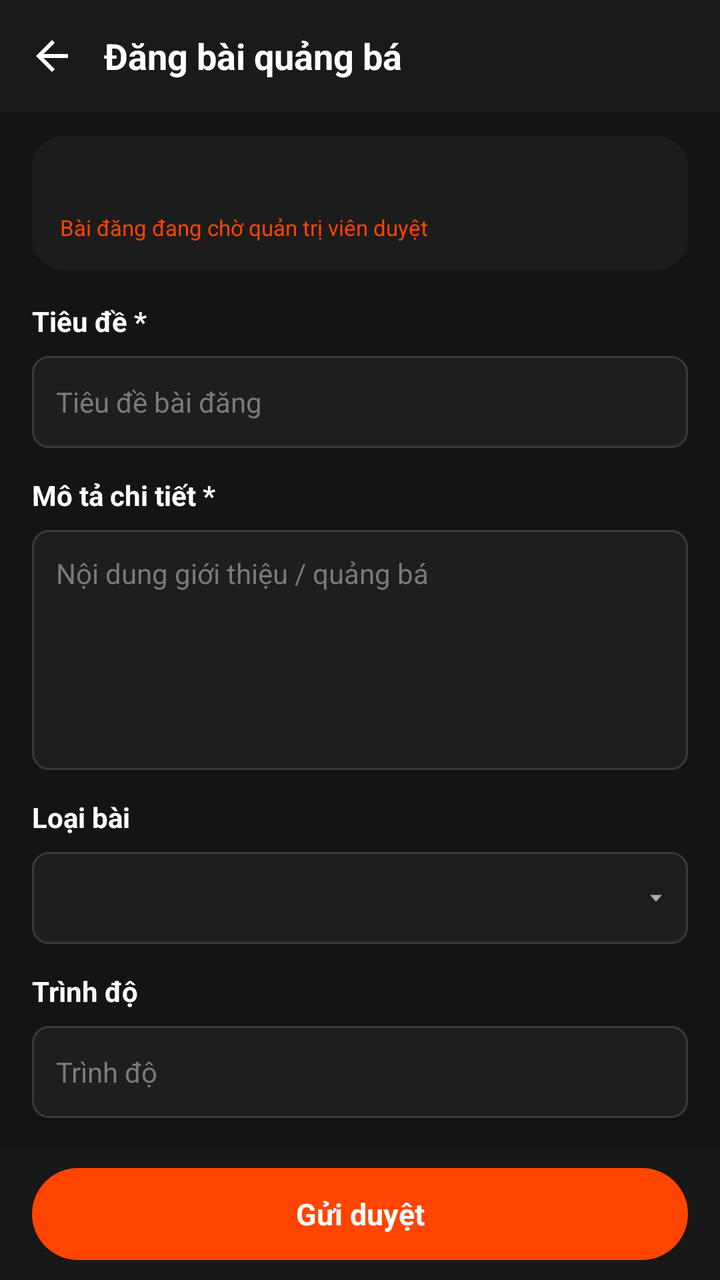
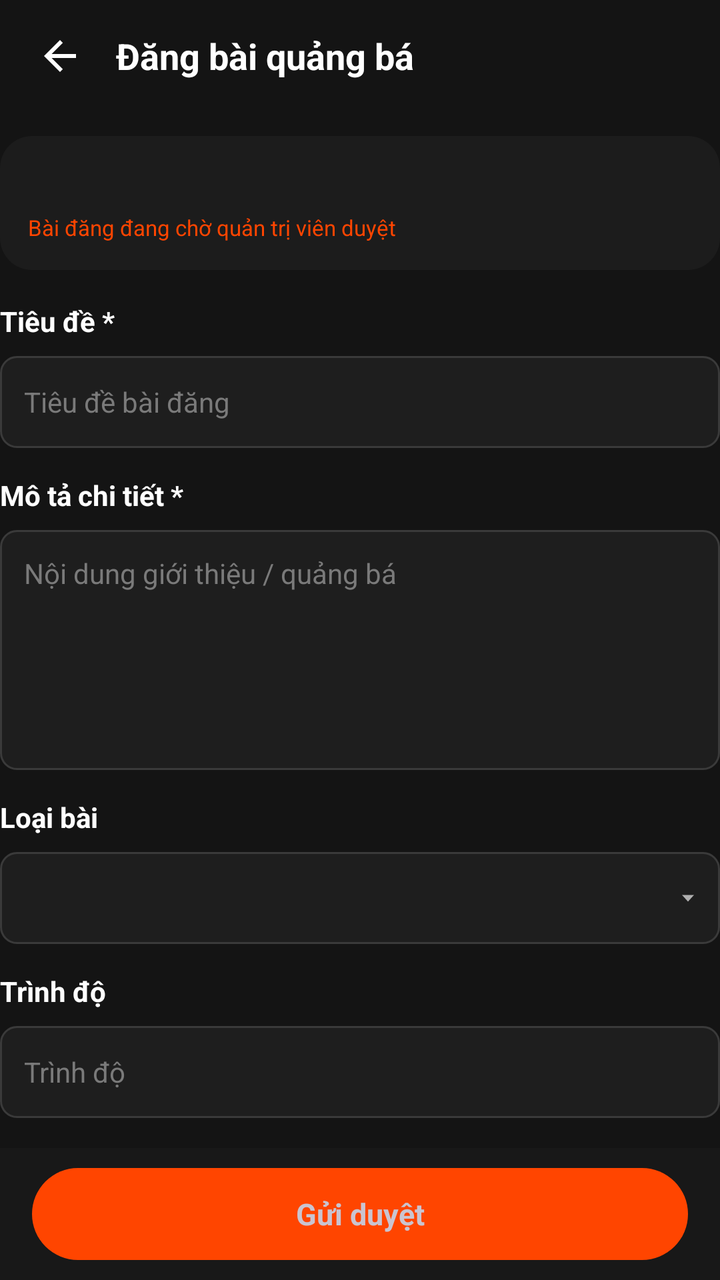

Two renders of the same Android screen: before a commit and after it. Below are the layout's source before the change and the commit's diff.
<!-- AndroidManifest.xml: application theme Theme.EngQA -->
<!-- res/layout/activity_create_promo.xml -->
<?xml version="1.0" encoding="utf-8"?>
<LinearLayout xmlns:android="http://schemas.android.com/apk/res/android"
    xmlns:tools="http://schemas.android.com/tools"
    android:id="@+id/createPromoRoot"
    android:layout_width="match_parent"
    android:layout_height="match_parent"
    android:background="@color/bg_screen"
    android:orientation="vertical"
    tools:context=".CreatePromoActivity">

    <LinearLayout
        android:layout_width="match_parent"
        android:layout_height="56dp"
        android:background="@color/bg_topbar"
        android:gravity="center_vertical"
        android:orientation="horizontal">

        <ImageView
            android:id="@+id/btnBack"
            android:layout_width="40dp"
            android:layout_height="40dp"
            android:layout_marginStart="6dp"
            android:background="?attr/selectableItemBackgroundBorderless"
            android:contentDescription="@string/back"
            android:padding="8dp"
            android:src="@drawable/ic_arrow_back" />

        <TextView
            android:layout_width="0dp"
            android:layout_height="wrap_content"
            android:layout_marginStart="6dp"
            android:layout_weight="1"
            android:text="@string/promo_create_title"
            android:textColor="@color/text_primary"
            android:textSize="18sp"
            android:textStyle="bold" />
    </LinearLayout>

    <ScrollView
        android:layout_width="match_parent"
        android:layout_height="0dp"
        android:layout_weight="1"
        android:fillViewport="true"
        android:scrollbars="none">

        <LinearLayout
            android:layout_width="match_parent"
            android:layout_height="wrap_content"
            android:orientation="vertical"
            android:paddingStart="16dp"
            android:paddingTop="12dp"
            android:paddingEnd="16dp"
            android:paddingBottom="16dp">

            
            <LinearLayout
                android:layout_width="match_parent"
                android:layout_height="wrap_content"
                android:background="@drawable/bg_card"
                android:orientation="vertical"
                android:padding="14dp">

                <TextView
                    android:id="@+id/tvPromoCenterName"
                    android:layout_width="match_parent"
                    android:layout_height="wrap_content"
                    android:textColor="@color/text_primary"
                    android:textSize="15sp"
                    android:textStyle="bold" />

                <TextView
                    android:id="@+id/tvPromoPendingNote"
                    android:layout_width="match_parent"
                    android:layout_height="wrap_content"
                    android:layout_marginTop="4dp"
                    android:text="@string/promo_pending_note"
                    android:textColor="@color/accent_orange"
                    android:textSize="11sp" />
            </LinearLayout>

            <TextView
                style="@style/FormLabel"
                android:layout_marginTop="16dp"
                android:text="@string/label_title" />

            <EditText
                android:id="@+id/etPromoTitle"
                style="@style/FormInput"
                android:layout_height="46dp"
                android:hint="@string/promo_title_hint"
                android:imeOptions="actionNext"
                android:inputType="textCapSentences"
                android:maxLines="1" />

            <TextView
                style="@style/FormLabel"
                android:layout_marginTop="14dp"
                android:text="@string/label_description" />

            <EditText
                android:id="@+id/etPromoBody"
                style="@style/FormInput"
                android:layout_height="120dp"
                android:gravity="top|start"
                android:hint="@string/promo_body_hint"
                android:inputType="textMultiLine|textCapSentences"
                android:paddingTop="12dp" />

            <TextView
                style="@style/FormLabel"
                android:layout_marginTop="14dp"
                android:text="@string/promo_field_type" />

            <FrameLayout
                android:layout_width="match_parent"
                android:layout_height="46dp"
                android:background="@drawable/bg_input">

                <Spinner
                    android:id="@+id/spinnerPromoType"
                    android:layout_width="match_parent"
                    android:layout_height="match_parent"
                    android:background="@null"
                    android:dropDownVerticalOffset="46dp"
                    android:paddingStart="4dp"
                    android:paddingEnd="32dp"
                    android:popupBackground="@color/bg_card" />

                <ImageView
                    android:layout_width="8dp"
                    android:layout_height="8dp"
                    android:layout_gravity="center_vertical|end"
                    android:layout_marginEnd="12dp"
                    android:importantForAccessibility="no"
                    android:src="@drawable/ic_dropdown_arrow" />
            </FrameLayout>

            <TextView
                style="@style/FormLabel"
                android:layout_marginTop="14dp"
                android:text="@string/promo_field_level" />

            <EditText
                android:id="@+id/etPromoLevel"
                style="@style/FormInput"
                android:layout_height="46dp"
                android:hint="@string/promo_field_level"
                android:maxLines="1" />

            <TextView
                style="@style/FormLabel"
                android:layout_marginTop="14dp"
                android:text="@string/promo_field_fee" />

            <EditText
                android:id="@+id/etPromoFee"
                style="@style/FormInput"
                android:layout_height="46dp"
                android:hint="@string/promo_field_fee"
                android:maxLines="1" />

            <TextView
                style="@style/FormLabel"
                android:layout_marginTop="14dp"
                android:text="@string/promo_field_schedule" />

            <EditText
                android:id="@+id/etPromoSchedule"
                style="@style/FormInput"
                android:layout_height="46dp"
                android:hint="@string/promo_field_schedule"
                android:maxLines="1" />

            <TextView
                style="@style/FormLabel"
                android:layout_marginTop="14dp"
                android:text="@string/promo_field_phone" />

            <EditText
                android:id="@+id/etPromoPhone"
                style="@style/FormInput"
                android:layout_height="46dp"
                android:hint="@string/promo_field_phone"
                android:inputType="phone"
                android:maxLines="1" />

            <TextView
                style="@style/FormLabel"
                android:layout_marginTop="14dp"
                android:text="@string/promo_field_link" />

            <EditText
                android:id="@+id/etPromoLink"
                style="@style/FormInput"
                android:layout_height="46dp"
                android:hint="@string/promo_field_link"
                android:inputType="textUri"
                android:maxLines="1" />

            <TextView
                style="@style/FormLabel"
                android:layout_marginTop="14dp"
                android:text="@string/promo_field_image" />

            <EditText
                android:id="@+id/etPromoImage"
                style="@style/FormInput"
                android:layout_height="46dp"
                android:hint="@string/promo_field_image"
                android:inputType="textUri"
                android:maxLines="1" />

            <TextView
                style="@style/FormLabel"
                android:layout_marginTop="14dp"
                android:text="@string/promo_field_end_at" />

            <LinearLayout
                android:layout_width="match_parent"
                android:layout_height="wrap_content"
                android:gravity="center_vertical"
                android:orientation="horizontal">

                <TextView
                    android:id="@+id/tvPromoDeadline"
                    android:layout_width="0dp"
                    android:layout_height="46dp"
                    android:layout_weight="1"
                    android:background="@drawable/bg_input"
                    android:gravity="center_vertical"
                    android:paddingStart="12dp"
                    android:paddingEnd="12dp"
                    android:text="@string/promo_no_deadline"
                    android:textColor="@color/text_hint"
                    android:textSize="14sp" />

                <TextView
                    android:id="@+id/btnPickDate"
                    style="@style/OutlineButton"
                    android:layout_width="wrap_content"
                    android:layout_height="46dp"
                    android:layout_marginStart="8dp"
                    android:text="@string/promo_pick_date" />
            </LinearLayout>

            <TextView
                android:id="@+id/tvFormError"
                android:layout_width="match_parent"
                android:layout_height="wrap_content"
                android:layout_marginTop="10dp"
                android:textColor="#FF6B6B"
                android:textSize="12sp"
                android:visibility="gone" />
        </LinearLayout>
    </ScrollView>

    <FrameLayout
        android:layout_width="match_parent"
        android:layout_height="wrap_content"
        android:background="@drawable/bg_bottom_bar"
        android:paddingStart="16dp"
        android:paddingTop="10dp"
        android:paddingEnd="16dp"
        android:paddingBottom="10dp">

        <TextView
            android:id="@+id/btnSubmitPromo"
            android:layout_width="match_parent"
            android:layout_height="46dp"
            android:background="@drawable/bg_button_primary"
            android:clickable="true"
            android:focusable="true"
            android:gravity="center"
            android:text="@string/promo_submit"
            android:textColor="@color/white"
            android:textSize="15sp"
            android:textStyle="bold" />

        <ProgressBar
            android:id="@+id/progressPromo"
            android:layout_width="22dp"
            android:layout_height="22dp"
            android:layout_gravity="center_vertical|end"
            android:layout_marginEnd="14dp"
            android:indeterminateTint="@android:color/white"
            android:visibility="gone" />
    </FrameLayout>
</LinearLayout>
<!-- resources referenced by this layout -->
<resources>
  <color name="accent_orange">#FFFF4500</color>
  <color name="bg_card">#FF1C1C1C</color>
  <color name="bg_screen">#FF141414</color>
  <color name="bg_topbar">#FF1A1A1A</color>
  <color name="text_hint">#FF7A7A7A</color>
  <color name="text_primary">#FFFFFFFF</color>
  <color name="white">#FFFFFFFF</color>
  <!-- drawable bg_bottom_bar (drawable) -->
  <?xml version="1.0" encoding="utf-8"?>
  <shape xmlns:android="http://schemas.android.com/apk/res/android" android:shape="rectangle">
      <solid android:color="@color/bg_bottom_bar" />
  </shape>
  <!-- drawable bg_button_primary (drawable) -->
  <?xml version="1.0" encoding="utf-8"?>
  <shape xmlns:android="http://schemas.android.com/apk/res/android" android:shape="rectangle">
      <solid android:color="@color/accent_orange" />
      <corners android:radius="24dp" />
  
  </shape>
  <!-- drawable bg_card (drawable) -->
  <?xml version="1.0" encoding="utf-8"?>
  <shape xmlns:android="http://schemas.android.com/apk/res/android" android:shape="rectangle">
      <solid android:color="@color/bg_card" />
      <corners android:radius="16dp" />
  
  </shape>
  <!-- drawable bg_input (drawable) -->
  <?xml version="1.0" encoding="utf-8"?>
  <shape xmlns:android="http://schemas.android.com/apk/res/android" android:shape="rectangle">
      <solid android:color="@color/bg_input" />
      <corners android:radius="8dp" />
      <stroke android:width="1dp" android:color="@color/border_input" />
  </shape>
  <!-- drawable ic_dropdown_arrow (drawable) -->
  <vector xmlns:android="http://schemas.android.com/apk/res/android"
      android:width="8dp" android:height="8dp"
      android:viewportWidth="8" android:viewportHeight="8">
      <path android:fillColor="#FFB0B0B0" android:pathData="M1,2.5L7,2.5L4,5.8z" />
  </vector>
  <string name="back">Quay lại</string>
  <string name="label_description">Mô tả chi tiết *</string>
  <string name="label_title">Tiêu đề *</string>
  <string name="promo_body_hint">Nội dung giới thiệu / quảng bá</string>
  <string name="promo_create_title">Đăng bài quảng bá</string>
  <string name="promo_field_end_at">Hạn ưu đãi</string>
  <string name="promo_field_fee">Học phí</string>
  <string name="promo_field_image">Ảnh banner (URL, không bắt buộc)</string>
  <string name="promo_field_level">Trình độ</string>
  <string name="promo_field_link">Liên kết (https://...)</string>
  <string name="promo_field_phone">SĐT liên hệ</string>
  <string name="promo_field_schedule">Lịch học</string>
  <string name="promo_field_type">Loại bài</string>
  <string name="promo_no_deadline">Không đặt hạn</string>
  <string name="promo_pending_note">Bài đăng đang chờ quản trị viên duyệt</string>
  <string name="promo_pick_date">Chọn ngày</string>
  <string name="promo_submit">Gửi duyệt</string>
  <string name="promo_title_hint">Tiêu đề bài đăng</string>
  <style name="Theme.EngQA" parent="Base.Theme.EngQA" />
  <color name="bg_bottom_bar">#FF181818</color>
  <color name="bg_input">#FF1E1E1E</color>
  <color name="border_input">#FF3A3A3A</color>
  <!-- drawable bg_button_outline (drawable) -->
  <?xml version="1.0" encoding="utf-8"?>
  <shape xmlns:android="http://schemas.android.com/apk/res/android" android:shape="rectangle">
      <solid android:color="@android:color/transparent" />
      <corners android:radius="8dp" />
      <stroke android:width="1dp" android:color="@color/accent_orange" />
  </shape>
  <!-- unchanged entries left out for length: 5 -->
</resources>

<!-- the commit's change to res/layout/activity_create_promo.xml (unified diff, before → after) -->
@@ -1,5 +1,6 @@
 <?xml version="1.0" encoding="utf-8"?>
 <LinearLayout xmlns:android="http://schemas.android.com/apk/res/android"
+    xmlns:app="http://schemas.android.com/apk/res-auto"
     xmlns:tools="http://schemas.android.com/tools"
     android:id="@+id/createPromoRoot"
     android:layout_width="match_parent"
@@ -10,19 +11,19 @@
 
     <LinearLayout
         android:layout_width="match_parent"
-        android:layout_height="56dp"
-        android:background="@color/bg_topbar"
+        android:layout_height="@dimen/topbar_height"
+        android:paddingStart="8dp"
+        android:paddingEnd="8dp"
         android:gravity="center_vertical"
         android:orientation="horizontal">
 
         <ImageView
             android:id="@+id/btnBack"
-            android:layout_width="40dp"
-            android:layout_height="40dp"
-            android:layout_marginStart="6dp"
+            android:layout_width="44dp"
+            android:layout_height="44dp"
             android:background="?attr/selectableItemBackgroundBorderless"
             android:contentDescription="@string/back"
-            android:padding="8dp"
+            android:padding="10dp"
             android:src="@drawable/ic_arrow_back" />
 
         <TextView
@@ -37,6 +38,7 @@
     </LinearLayout>
 
     <ScrollView
+        android:id="@+id/scrollCreatePromo"
         android:layout_width="match_parent"
         android:layout_height="0dp"
         android:layout_weight="1"
@@ -47,9 +49,9 @@
             android:layout_width="match_parent"
             android:layout_height="wrap_content"
             android:orientation="vertical"
-            android:paddingStart="16dp"
+            android:paddingStart="@dimen/form_horizontal_padding"
             android:paddingTop="12dp"
-            android:paddingEnd="16dp"
+            android:paddingEnd="@dimen/form_horizontal_padding"
             android:paddingBottom="16dp">
 
             
@@ -86,7 +88,7 @@
             <EditText
                 android:id="@+id/etPromoTitle"
                 style="@style/FormInput"
-                android:layout_height="46dp"
+                android:layout_height="@dimen/input_height"
                 android:hint="@string/promo_title_hint"
                 android:imeOptions="actionNext"
                 android:inputType="textCapSentences"
@@ -113,7 +115,7 @@
 
             <FrameLayout
                 android:layout_width="match_parent"
-                android:layout_height="46dp"
+                android:layout_height="@dimen/input_height"
                 android:background="@drawable/bg_input">
 
                 <Spinner
@@ -121,7 +123,7 @@
                     android:layout_width="match_parent"
                     android:layout_height="match_parent"
                     android:background="@null"
-                    android:dropDownVerticalOffset="46dp"
+                    android:dropDownVerticalOffset="52dp"
                     android:paddingStart="4dp"
                     android:paddingEnd="32dp"
                     android:popupBackground="@color/bg_card" />
@@ -143,8 +145,9 @@
             <EditText
                 android:id="@+id/etPromoLevel"
                 style="@style/FormInput"
-                android:layout_height="46dp"
+                android:layout_height="@dimen/input_height"
                 android:hint="@string/promo_field_level"
+                android:inputType="textCapWords"
                 android:maxLines="1" />
 
             <TextView
@@ -155,8 +158,9 @@
             <EditText
                 android:id="@+id/etPromoFee"
                 style="@style/FormInput"
-                android:layout_height="46dp"
+                android:layout_height="@dimen/input_height"
                 android:hint="@string/promo_field_fee"
+                android:inputType="textCapSentences"
                 android:maxLines="1" />
 
             <TextView
@@ -167,8 +171,9 @@
             <EditText
                 android:id="@+id/etPromoSchedule"
                 style="@style/FormInput"
-                android:layout_height="46dp"
+                android:layout_height="@dimen/input_height"
                 android:hint="@string/promo_field_schedule"
+                android:inputType="textCapSentences"
                 android:maxLines="1" />
 
             <TextView
@@ -179,7 +184,7 @@
             <EditText
                 android:id="@+id/etPromoPhone"
                 style="@style/FormInput"
-                android:layout_height="46dp"
+                android:layout_height="@dimen/input_height"
                 android:hint="@string/promo_field_phone"
                 android:inputType="phone"
                 android:maxLines="1" />
@@ -192,7 +197,7 @@
             <EditText
                 android:id="@+id/etPromoLink"
                 style="@style/FormInput"
-                android:layout_height="46dp"
+                android:layout_height="@dimen/input_height"
                 android:hint="@string/promo_field_link"
                 android:inputType="textUri"
                 android:maxLines="1" />
@@ -202,13 +207,46 @@
                 android:layout_marginTop="14dp"
                 android:text="@string/promo_field_image" />
 
-            <EditText
-                android:id="@+id/etPromoImage"
-                style="@style/FormInput"
-                android:layout_height="46dp"
-                android:hint="@string/promo_field_image"
-                android:inputType="textUri"
-                android:maxLines="1" />
+            <LinearLayout
+                android:layout_width="match_parent"
+                android:layout_height="wrap_content"
+                android:orientation="horizontal">
+
+                <TextView
+                    android:id="@+id/btnPickPromoImage"
+                    style="@style/OutlineButton"
+                    android:layout_marginEnd="5dp"
+                    android:drawableStart="@drawable/ic_image"
+                    android:drawableTint="@color/text_body"
+                    android:text="@string/promo_image_pick" />
+
+                <TextView
+                    android:id="@+id/btnRemovePromoImage"
+                    style="@style/OutlineButton"
+                    android:layout_marginStart="5dp"
+                    android:text="@string/promo_image_remove"
+                    android:textColor="@color/error_red"
+                    android:visibility="gone" />
+            </LinearLayout>
+
+            <TextView
+                android:id="@+id/tvPromoImageStatus"
+                android:layout_width="match_parent"
+                android:layout_height="wrap_content"
+                android:layout_marginTop="6dp"
+                android:textColor="@color/text_secondary"
+                android:textSize="12sp"
+                android:visibility="gone" />
+
+            <com.google.android.material.imageview.ShapeableImageView
+                android:id="@+id/ivPromoImagePreview"
+                android:layout_width="match_parent"
+                android:layout_height="180dp"
+                android:layout_marginTop="10dp"
+                android:contentDescription="@string/promo_field_image"
+                android:scaleType="centerCrop"
+                android:visibility="gone"
+                app:shapeAppearanceOverlay="@style/ShapeAppearanceOverlay.EngQA.Image" />
 
             <TextView
                 style="@style/FormLabel"
@@ -224,7 +262,7 @@
                 <TextView
                     android:id="@+id/tvPromoDeadline"
                     android:layout_width="0dp"
-                    android:layout_height="46dp"
+                    android:layout_height="@dimen/input_height"
                     android:layout_weight="1"
                     android:background="@drawable/bg_input"
                     android:gravity="center_vertical"
@@ -238,21 +276,24 @@
                     android:id="@+id/btnPickDate"
                     style="@style/OutlineButton"
                     android:layout_width="wrap_content"
-                    android:layout_height="46dp"
+                    android:layout_height="@dimen/input_height"
                     android:layout_marginStart="8dp"
                     android:text="@string/promo_pick_date" />
             </LinearLayout>
 
-            <TextView
-                android:id="@+id/tvFormError"
-                android:layout_width="match_parent"
-                android:layout_height="wrap_content"
-                android:layout_marginTop="10dp"
-                android:textColor="#FF6B6B"
-                android:textSize="12sp"
-                android:visibility="gone" />
         </LinearLayout>
     </ScrollView>
+
+    <TextView
+        android:id="@+id/tvFormError"
+        android:layout_width="match_parent"
+        android:layout_height="wrap_content"
+        android:paddingStart="16dp"
+        android:paddingTop="8dp"
+        android:paddingEnd="16dp"
+        android:textColor="@color/error_red"
+        android:textSize="12sp"
+        android:visibility="gone" />
 
     <FrameLayout
         android:layout_width="match_parent"
@@ -266,13 +307,13 @@
         <TextView
             android:id="@+id/btnSubmitPromo"
             android:layout_width="match_parent"
-            android:layout_height="46dp"
+            android:layout_height="@dimen/input_height"
             android:background="@drawable/bg_button_primary"
             android:clickable="true"
             android:focusable="true"
             android:gravity="center"
             android:text="@string/promo_submit"
-            android:textColor="@color/white"
+            android:textColor="@color/on_primary"
             android:textSize="15sp"
             android:textStyle="bold" />
 
<!-- resource entries referenced after the edit -->
@@ -3,10 +3,13 @@
   <color name="accent_orange">#FFFF4500</color>
   <color name="bg_card">#FF1C1C1C</color>
   <color name="bg_screen">#FF141414</color>
+  <color name="text_body">#FFD0D0D0</color>
   <color name="bg_topbar">#FF1A1A1A</color>
   <color name="text_hint">#FF7A7A7A</color>
   <color name="text_primary">#FFFFFFFF</color>
-  <color name="white">#FFFFFFFF</color>
+  <color name="text_secondary">#FF9A9A9A</color>
+  <dimen name="input_height">46dp</dimen>
+  <dimen name="topbar_height">56dp</dimen>
   <!-- drawable bg_bottom_bar (drawable) -->
   <?xml version="1.0" encoding="utf-8"?>
   <shape xmlns:android="http://schemas.android.com/apk/res/android" android:shape="rectangle">
@@ -38,6 +41,16 @@
       android:width="8dp" android:height="8dp"
       android:viewportWidth="8" android:viewportHeight="8">
       <path android:fillColor="#FFB0B0B0" android:pathData="M1,2.5L7,2.5L4,5.8z" />
+  </vector>
+  <!-- drawable ic_image (drawable) -->
+  <vector xmlns:android="http://schemas.android.com/apk/res/android"
+      android:width="24dp"
+      android:height="24dp"
+      android:viewportWidth="24"
+      android:viewportHeight="24">
+      <path
+          android:fillColor="#FFFFFFFF"
+          android:pathData="M21,19 L21,5 C21,3.9 20.1,3 19,3 L5,3 C3.9,3 3,3.9 3,5 L3,19 C3,20.1 3.9,21 5,21 L19,21 C20.1,21 21,20.1 21,19 Z M8.5,13.5 L11,16.51 L14.5,12 L19,18 L5,18 Z" />
   </vector>
   <string name="back">Quay lại</string>
   <string name="label_description">Mô tả chi tiết *</string>
